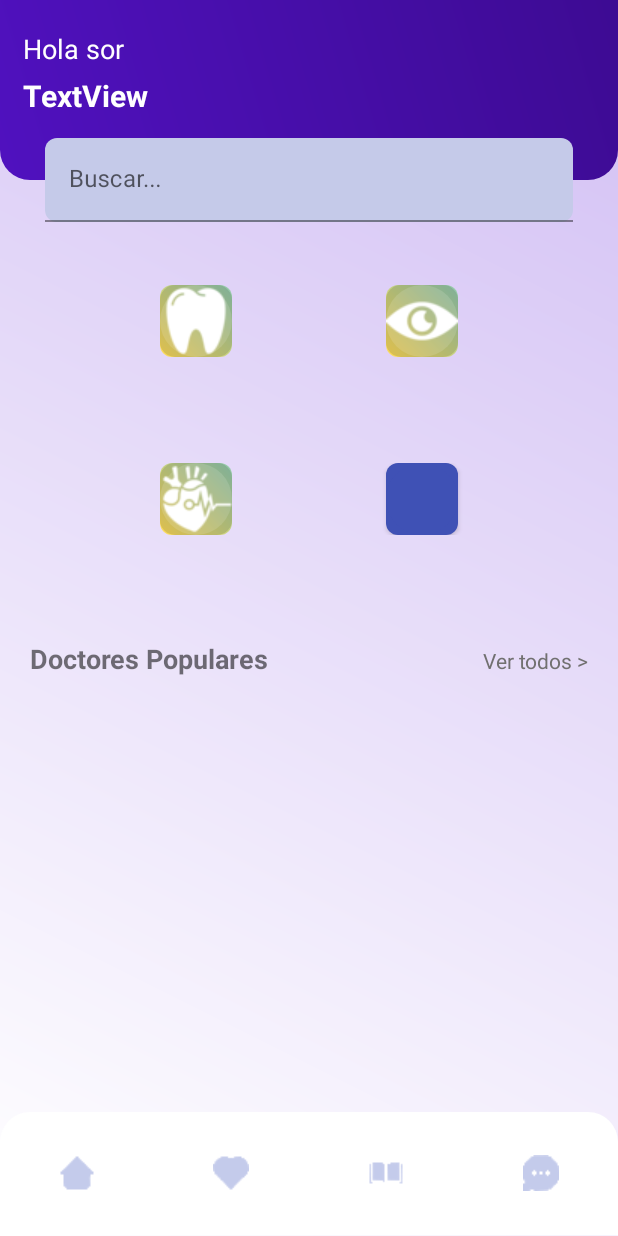
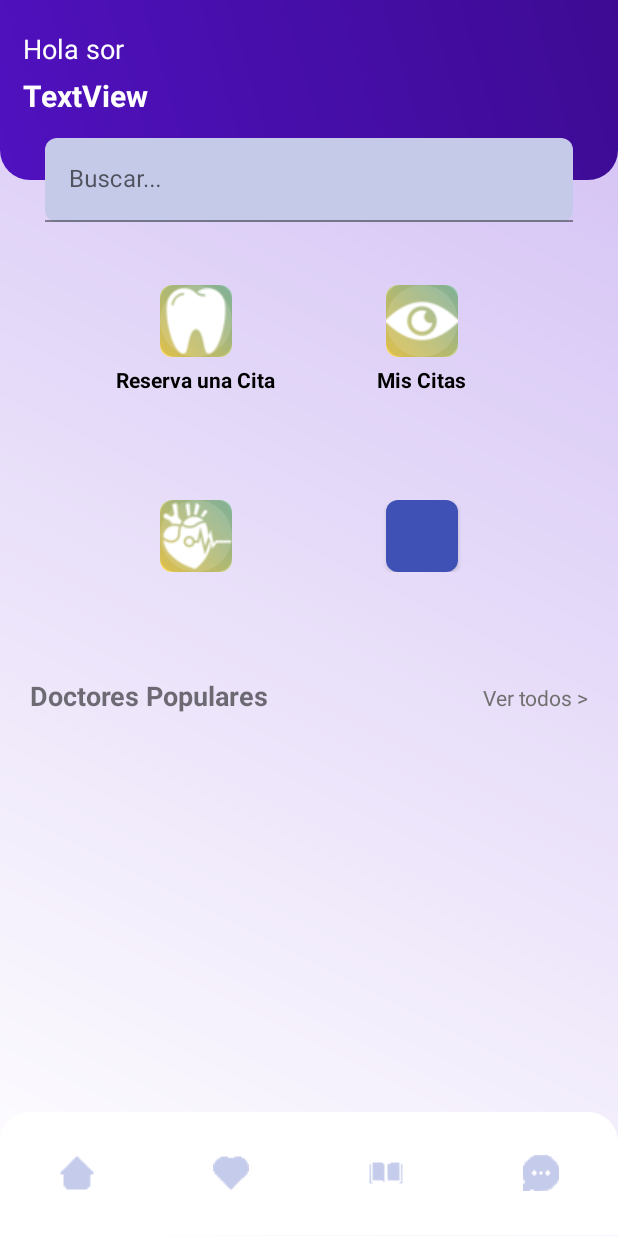
Before and after one commit to Azgaf012/AppBucal360, an Android app: the MenuFragment screen opened through its navigation route, on a phone screen of 412 x 824 dp. Run offline under Robolectric (Android 15) with nearby library versions, the phone set to English and light mode, and no system bars; our stand-ins replace Firebase (no records; nobody signed in at launch, a user with empty details on screens opened directly).

```diff
--- a/app/src/main/res/layout/fragment_citas.xml
+++ b/app/src/main/res/layout/fragment_citas.xml
@@ -124,7 +124,8 @@
             <ListView
                 android:id="@+id/listview_citas"
                 android:layout_width="match_parent"
-                android:layout_height="match_parent" />
+                android:layout_height="match_parent"
+                />
 
         </LinearLayout>
 
--- a/app/src/main/res/layout/fragment_menu.xml
+++ b/app/src/main/res/layout/fragment_menu.xml
@@ -105,6 +105,16 @@
                                     android:background="@drawable/home_buttons_layout"
                                     android:scaleType="fitCenter"
                                     android:src="@drawable/ic_home_tooth" />
+
+                                <TextView
+                                    android:layout_width="wrap_content"
+                                    android:layout_height="wrap_content"
+                                    android:layout_gravity="center_horizontal"
+                                    android:text="Reserva una Cita"
+                                    android:textColor="#000000"
+                                    android:layout_marginTop="5dp"
+                                    android:textSize="14sp"
+                                    android:textStyle="bold" />
                             </LinearLayout>
 
                             <LinearLayout
@@ -121,7 +131,17 @@
                                     android:adjustViewBounds="true"
                                     android:background="@drawable/home_buttons_layout"
                                     android:scaleType="fitCenter"
-                                    android:src="@drawable/ic_home_eye" />
+                                    android:src="@drawable/ic_home_eye"/>
+
+                                <TextView
+                                    android:layout_width="wrap_content"
+                                    android:layout_height="wrap_content"
+                                    android:layout_gravity="center_horizontal"
+                                    android:layout_marginTop="5dp"
+                                    android:text="Mis Citas"
+                                    android:textColor="#000000"
+                                    android:textSize="14sp"
+                                    android:textStyle="bold" />
                             </LinearLayout>
 
                         </LinearLayout>
--- a/app/src/main/res/navigation/nav_graph.xml
+++ b/app/src/main/res/navigation/nav_graph.xml
@@ -38,7 +38,6 @@
         <action
             android:id="@+id/action_menuFragment_to_regCitaFragment"
             app:destination="@id/regCitaFragment" />
-
     </fragment>
 
     <fragment
```
Also changed, not shown: app/src/main/java/com/dapm/appbucal360/presentation/menu/citas_list/CitasFragment.kt (+10 -6 lines), app/src/main/res/layout/list_item_cita.xml (added, +18 -0 lines), app/src/main/res/drawable/icono_eliminar.png (added).
